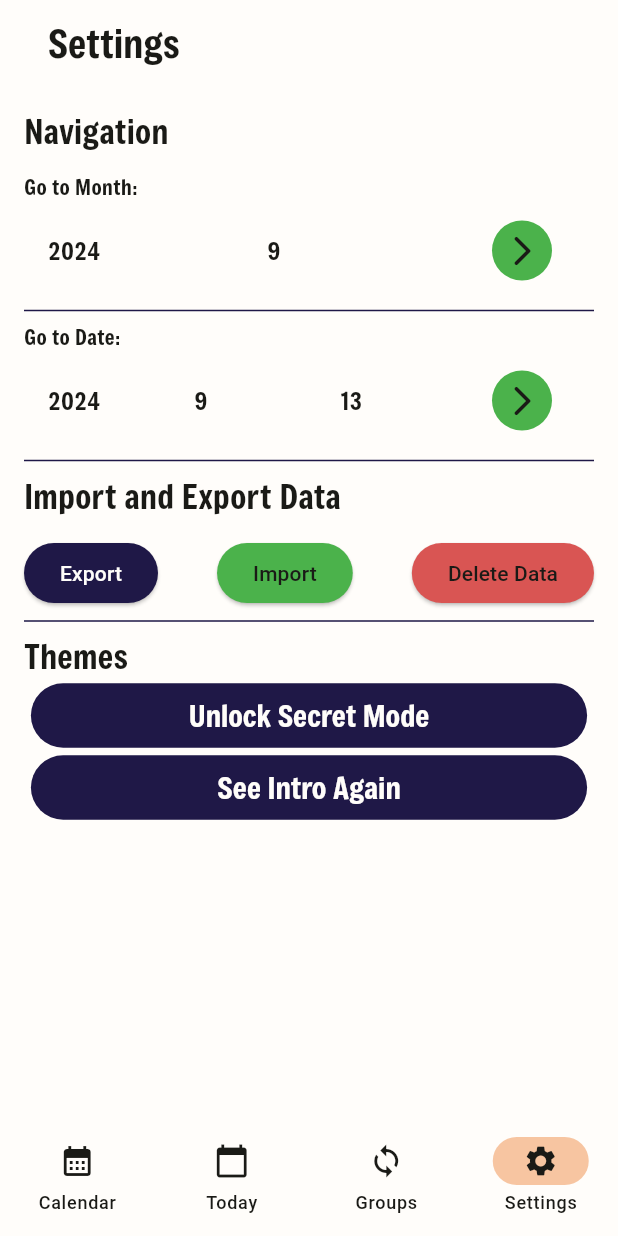
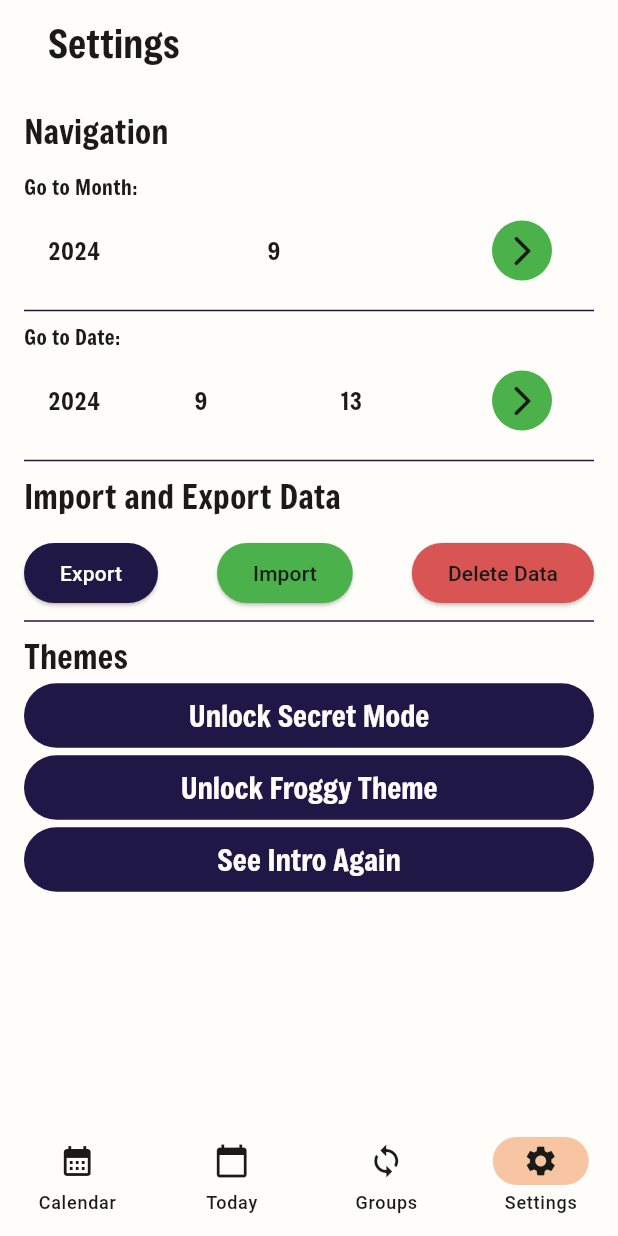
Before and after one commit to jpat64/tadpole, a Flutter app: the SettingsScreen screen opened by its route, on a phone screen of 412 x 824 dp. Run offline on Flutter 3.47's test engine with Material 3 defaults, Android fonts, the phone set to English and light mode, and no system bars; our stand-ins replace flutter_typeahead, fluttertoast, go_router, hive, hive_flutter, shared_preferences; missing offline and left inert: flutter_email_sender; accounts and stored records are empty.

Commit message:
froggy mode

```diff
--- a/lib/screens/InitializationScreen.dart
+++ b/lib/screens/InitializationScreen.dart
@@ -34,6 +34,10 @@ class _InitializationScreenState extends State<InitializationScreen> {
     if (instance.getTheme('secret') == null) {
       DatabaseService.instance
           .addTheme(StyleTheme(paletteName: 'secret', unlocked: false));
+    }
+    if (instance.getTheme('froggy') == null) {
+      DatabaseService.instance
+          .addTheme(StyleTheme(paletteName: 'froggy', unlocked: false));
     }
     late bool firstTime;
     try {
--- a/lib/screens/SettingsScreen.dart
+++ b/lib/screens/SettingsScreen.dart
@@ -5,6 +5,7 @@ import 'dart:math';
 import 'package:flutter/material.dart';
 import 'package:flutter/scheduler.dart';
 import 'package:flutter_email_sender/flutter_email_sender.dart';
+import 'package:fluttertoast/fluttertoast.dart';
 import 'package:go_router/go_router.dart';
 import 'package:moonbase/components/MoonbaseBottomBar.dart';
 import 'package:moonbase/components/MoonbaseDateTimeSelector.dart';
@@ -37,7 +38,9 @@ class _SettingsScreenState extends State<SettingsScreen> {
 
   Palette? palette;
   bool? secretMode;
+  StyleTheme? selectedTheme;
   late bool secretModeUnlocked;
+  late bool froggyModeUnlocked;
 
   bool loaded = false;
 
@@ -45,6 +48,7 @@ class _SettingsScreenState extends State<SettingsScreen> {
   void initState() {
     super.initState();
     secretModeUnlocked = false;
+    froggyModeUnlocked = false;
     relevantDateTime =
         DateTime.now(); // used for starting values for date time picker
   }
@@ -61,6 +65,18 @@ class _SettingsScreenState extends State<SettingsScreen> {
     });
   }
 
+  Future<void> wasFroggyModeUnlocked() async {
+    DatabaseService instance = DatabaseService.instance;
+    StyleTheme? froggyTheme = instance.getTheme('froggy');
+    setState(() {
+      if (froggyTheme != null) {
+        froggyModeUnlocked = froggyTheme.unlocked;
+      } else {
+        froggyModeUnlocked = false;
+      }
+    });
+  }
+
   @override
   Widget build(BuildContext context) {
     SchedulerBinding.instance.addPostFrameCallback((timestamp) async {
@@ -71,6 +87,14 @@ class _SettingsScreenState extends State<SettingsScreen> {
             palette = foundPalette;
           });
         }
+        if (selectedTheme == null) {
+          StyleTheme foundSelectedTheme = DatabaseService.instance
+                  .getTheme(await SharedPreferencesService.selectedThemeName) ??
+              StyleTheme(paletteName: 'basic', unlocked: true);
+          setState(() {
+            selectedTheme = foundSelectedTheme;
+          });
+        }
         if (secretMode == null) {
           bool? foundSecretMode = await SharedPreferencesService.secretModeFlag;
           setState(() {
@@ -78,6 +102,7 @@ class _SettingsScreenState extends State<SettingsScreen> {
           });
         }
         await wasSecretModeUnlocked();
+        await wasFroggyModeUnlocked();
         setState(() {
           loaded = true;
         });
@@ -102,7 +127,7 @@ class _SettingsScreenState extends State<SettingsScreen> {
         body: LayoutBuilder(
           builder: (context, constraints) => Container(
             padding: const EdgeInsets.all(16),
-            child: Column(
+            child: ListView(
               children: [
                 const Align(
                     alignment: Alignment.centerLeft,
@@ -376,6 +401,59 @@ class _SettingsScreenState extends State<SettingsScreen> {
                       child: const Text("Unlock Secret Mode"),
                     ),
                   ),
+                if (froggyModeUnlocked)
+                  ExpansionTile(
+                      title: const Text("Choose Theme"),
+                      initiallyExpanded: true,
+                      children: DatabaseService.instance.themes
+                          .where((element) => element.paletteName != 'secret')
+                          .map<Widget>((element) {
+                        Palette themePalette =
+                            Palette.palettesByName[element.paletteName] ??
+                                Palette.basic;
+                        return Container(
+                          decoration: BoxDecoration(
+                              border: Border.all(
+                                  color: themePalette.primary, width: 3)),
+                          child: ListTile(
+                            enabled: element.unlocked,
+                            textColor: themePalette.text,
+                            tileColor: themePalette.background,
+                            onTap: () async {
+                              await SharedPreferencesService
+                                  .setSelectedThemeName(element.paletteName);
+                              setState(() {
+                                selectedTheme = element;
+                              });
+                              Fluttertoast.showToast(
+                                  msg: "Theme will change next screen!");
+                            },
+                            title: Text(element.paletteName),
+                            trailing: SizedBox(
+                                width: constraints.biggest.width * 0.5,
+                                child: Row(
+                                    mainAxisAlignment: MainAxisAlignment.end,
+                                    children: themePalette.swatches
+                                        .map<Badge>((element) => Badge(
+                                              backgroundColor: element,
+                                              smallSize: 24,
+                                            ))
+                                        .toList())),
+                          ),
+                        );
+                      }).toList()),
+                if (!froggyModeUnlocked)
+                  SizedBox(
+                    width: constraints.biggest.width * 0.9,
+                    child: TextButton(
+                      style: TextButton.styleFrom(
+                          backgroundColor: palette?.primary,
+                          foregroundColor: palette?.background),
+                      onPressed: () => context.goNamed(PasswordEntryScreen.name,
+                          pathParameters: {"unlock": "froggy"}),
+                      child: const Text("Unlock Froggy Theme"),
+                    ),
+                  ),
                 SizedBox(
                   width: constraints.biggest.width * 0.9,
                   child: TextButton(
--- a/lib/services/DatabaseService.dart
+++ b/lib/services/DatabaseService.dart
@@ -281,6 +281,8 @@ class DatabaseService {
 
   //////// STYLE THEMES
 
+  List<StyleTheme> get themes => _styleThemeBox.values.toList();
+
   StyleTheme? getTheme(String name) => _styleThemeBox.values
       .where(
           (element) => element.paletteName.toLowerCase() == name.toLowerCase())
--- a/lib/utils/Palette.dart
+++ b/lib/utils/Palette.dart
@@ -58,6 +58,8 @@ class Palette {
     required this.error,
   });
 
+  List<Color> get swatches => [primary, secondary, splash, accent, error];
+
   static Palette get basic => Palette(
         background: Colors.paperworkWhite,
         text: Colors.graphiteGray,
@@ -70,8 +72,21 @@ class Palette {
         error: Colors.alertRed,
       );
 
+  static Palette get froggy => Palette(
+        background: Colors.seafoamWhite,
+        text: Colors.pupilBlack,
+        primary: Colors.froggyGreen,
+        secondary: Colors.tealeafGreen,
+        splash: Colors.salmonPink,
+        accent: Colors.waterBlue,
+        off: Colors.moonGray,
+        disabled: Colors.craterGray,
+        error: Colors.jasperRed,
+      );
+
   static Map<String, Palette> get palettesByName => {
         "basic": basic,
+        "froggy": froggy,
       };
 
   static Future<Palette> get currentPalette async {
@@ -85,6 +100,7 @@ class Palette {
 }
 
 class Colors {
+  // basic palette colors
   static Color paperworkWhite = const Color(0xfffffdfa);
   static Color graphiteGray = const Color(0xff1a1a16);
   static Color spaceBlue = const Color(0xff1f1847);
@@ -94,4 +110,13 @@ class Colors {
   static Color moonGray = const Color(0xffd9d5d0);
   static Color craterGray = const Color(0xffa1a19a);
   static Color alertRed = const Color(0xffd95553);
+
+  // froggy palette colors
+  static Color seafoamWhite = const Color(0xfffafffa);
+  static Color pupilBlack = const Color(0xff141a12);
+  static Color froggyGreen = const Color(0xff488046);
+  static Color tealeafGreen = const Color(0xffc0dbbf);
+  static Color salmonPink = const Color(0xfff4989c);
+  static Color waterBlue = const Color(0xff6d96e3);
+  static Color jasperRed = const Color(0xffde534b);
 }
```
Also changed, not shown: lib/screens/GroupScreen.dart (+14 -7 lines).
